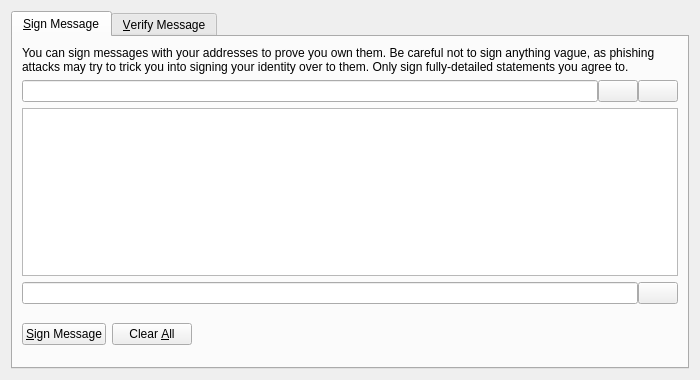
Before: the Qt Designer form src/qt/forms/signverifymessagedialog.ui in Tillkoeln/WYTF, drawn with Qt 5.
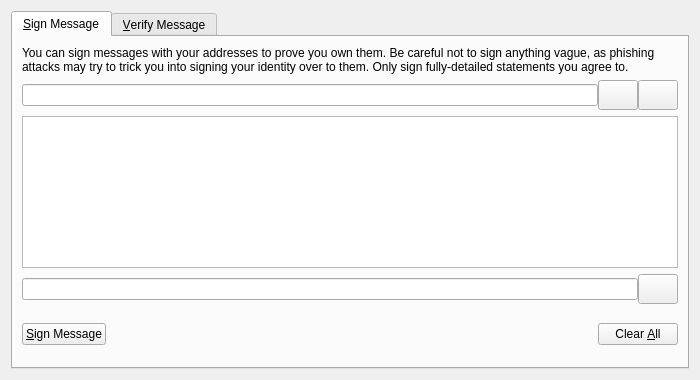
After: the same form once the commit is applied. The open tabs and pages were chosen to show the change. Icons and pictures are not drawn. Custom widgets are drawn as their Qt base class.

```diff
--- a/src/qt/forms/signverifymessagedialog.ui
+++ b/src/qt/forms/signverifymessagedialog.ui
@@ -57,6 +57,12 @@
          </item>
          <item>
           <widget class="QPushButton" name="addressBookButton_SM">
+           <property name="minimumSize">
+            <size>
+             <width>0</width>
+             <height>30</height>
+            </size>
+           </property>
            <property name="toolTip">
             <string>Choose an address from the address book</string>
            </property>
@@ -77,6 +83,12 @@
          </item>
          <item>
           <widget class="QPushButton" name="pasteButton_SM">
+           <property name="minimumSize">
+            <size>
+             <width>0</width>
+             <height>30</height>
+            </size>
+           </property>
            <property name="toolTip">
             <string>Paste address from clipboard</string>
            </property>
@@ -123,6 +135,12 @@
          </item>
          <item>
           <widget class="QPushButton" name="copySignatureButton_SM">
+           <property name="minimumSize">
+            <size>
+             <width>0</width>
+             <height>30</height>
+            </size>
+           </property>
            <property name="toolTip">
             <string>Copy the current signature to the system clipboard</string>
            </property>
@@ -152,24 +170,7 @@
            </property>
            <property name="icon">
             <iconset resource="../bitcoin.qrc">
-             <normaloff>:/icons/edit2</normaloff>:/icons/edit2</iconset>
-           </property>
-           <property name="autoDefault">
-            <bool>false</bool>
-           </property>
-          </widget>
-         </item>
-         <item>
-          <widget class="QPushButton" name="clearButton_SM">
-           <property name="toolTip">
-            <string>Reset all sign message fields</string>
-           </property>
-           <property name="text">
-            <string>Clear &amp;All</string>
-           </property>
-           <property name="icon">
-            <iconset resource="../bitcoin.qrc">
-             <normaloff>:/icons/remove2</normaloff>:/icons/remove2</iconset>
+             <normaloff>:/icons/edit</normaloff>:/icons/edit</iconset>
            </property>
            <property name="autoDefault">
             <bool>false</bool>
@@ -213,11 +214,28 @@
            <property name="sizeHint" stdset="0">
             <size>
              <width>40</width>
-             <height>48</height>
+             <height>20</height>
             </size>
            </property>
           </spacer>
          </item>
+         <item>
+          <widget class="QPushButton" name="clearButton_SM">
+           <property name="toolTip">
+            <string>Reset all sign message fields</string>
+           </property>
+           <property name="text">
+            <string>Clear &amp;All</string>
+           </property>
+           <property name="icon">
+            <iconset resource="../bitcoin.qrc">
+             <normaloff>:/icons/remove2</normaloff>:/icons/remove2</iconset>
+           </property>
+           <property name="autoDefault">
+            <bool>false</bool>
+           </property>
+          </widget>
+         </item>
         </layout>
        </item>
       </layout>
```
Left out of the diff: 62 changed lines with no effect on the pictures.
